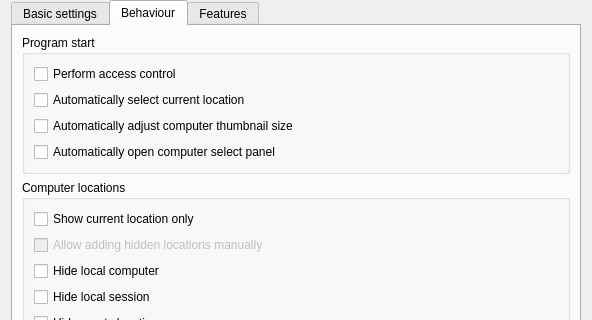
The window that configurator/src/MasterConfigurationPage.ui (veyon/veyon) describes before a commit, drawn with Qt 5; both pictures show x 0 to 592 and y 0 to 320 of the 592 by 515 pixel window.
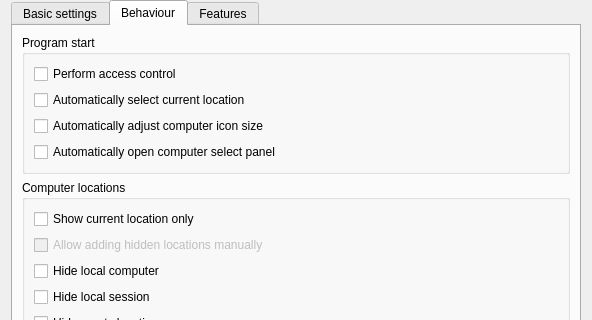
The same window after the commit. The open tabs and pages were chosen to show the change. Icons and pictures are not drawn.

Commit message:
ComputerMonitoring: refactor icon size auto adjust
Adjusting icon sizes automatically is now a mode instead of an action
so when enabled, the icon size is adjusted automatically on any resize
or data model changes.

The edit to the form file:
```diff
--- a/configurator/src/MasterConfigurationPage.ui
+++ b/configurator/src/MasterConfigurationPage.ui
@@ -289,7 +289,7 @@
           <item>
            <widget class="QCheckBox" name="autoAdjustGridSize">
             <property name="text">
-             <string>Automatically adjust computer thumbnail size</string>
+             <string>Automatically adjust computer icon size</string>
             </property>
            </widget>
           </item>
```
Left out of the diff: 2 changed lines with no effect on the pictures. The commit also changes 13 other files.
